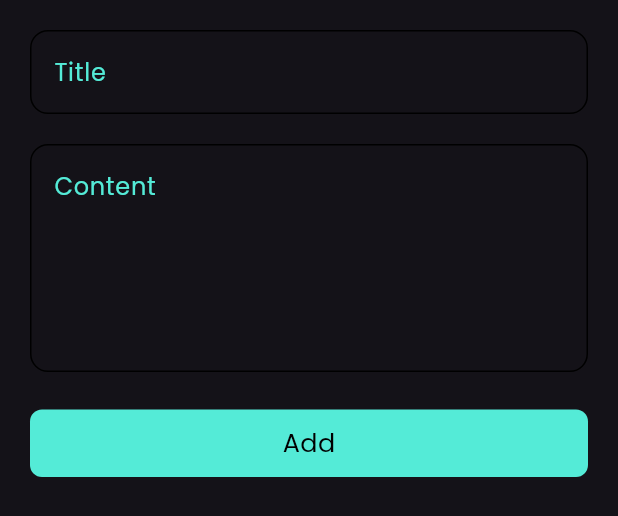
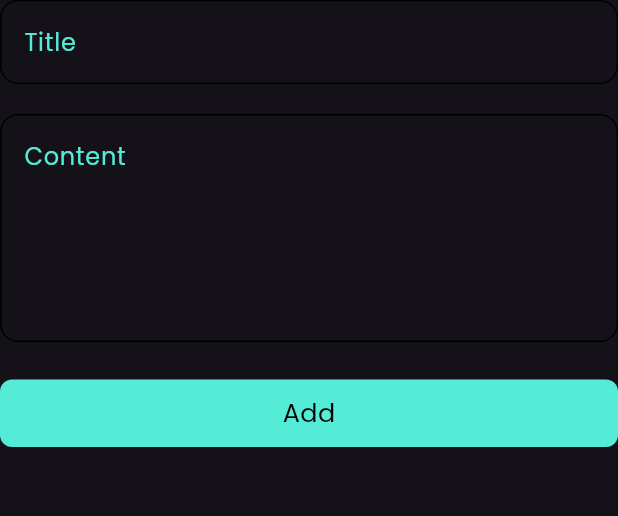
Before and after one commit to Ashraf0Sherif/notes_app, a Flutter app: the AddNoteForm widget shown alone on an empty page, opened directly, on a phone screen of 412 x 824 dp. Shown: the top 516 px of the screen. Run offline on Flutter 3.47's test engine with Material 3 defaults, Android fonts, the phone set to English and light mode, and no system bars; our stand-ins replace bloc, flutter_bloc, hive, hive_flutter, modal_progress_hud_nsn; accounts and stored records are empty.

Commit message:
create notes cubit

```diff
--- a/lib/main.dart
+++ b/lib/main.dart
@@ -1,6 +1,5 @@
 import 'package:flutter/material.dart';
 import 'package:hive_flutter/adapters.dart';
-import 'package:notes_app/cubits/cubit/add_note_cubit.dart';
 import 'package:notes_app/models/note_model.dart';
 import 'package:notes_app/simple_bloc_observer.dart';
 import 'package:notes_app/views/notes_view.dart';
--- a/lib/views/notes_view.dart
+++ b/lib/views/notes_view.dart
@@ -1,9 +1,9 @@
 import 'package:flutter/cupertino.dart';
 import 'package:flutter/material.dart';
 import 'package:flutter_bloc/flutter_bloc.dart';
-import 'package:notes_app/cubits/cubit/add_note_cubit.dart';
 import 'package:notes_app/views/notes_view_body.dart';
 
+import '../cubits/add_note_cubit/add_note_cubit.dart';
 import '../widgets/add_note_bottom_sheet.dart';
 
 class NotesView extends StatelessWidget {
--- a/lib/widgets/add_note_form.dart
+++ b/lib/widgets/add_note_form.dart
@@ -1,8 +1,7 @@
-import 'dart:ffi';
 
 import 'package:flutter/material.dart';
 import 'package:flutter_bloc/flutter_bloc.dart';
-import '../cubits/cubit/add_note_cubit.dart';
+import '../cubits/add_note_cubit/add_note_cubit.dart';
 import '../models/note_model.dart';
 import 'custom_button.dart';
 import 'custom_text_field.dart';
@@ -23,9 +22,7 @@ class _AddNoteFormState extends State<AddNoteForm> {
 
   @override
   Widget build(BuildContext context) {
-    return Container(
-      padding: const EdgeInsets.all(20),
-      child: NotificationListener<OverscrollIndicatorNotification>(
+    return NotificationListener<OverscrollIndicatorNotification>(
       onNotification: (overScroll) {
         overScroll.disallowIndicator();
         return true;
@@ -78,7 +75,6 @@ class _AddNoteFormState extends State<AddNoteForm> {
           ],
         ),
       ),
-      ),
     );
   }
 }
```
Also changed, not shown: lib/cubits/notes_cubit/notes_cubit.dart (added, +11 -0 lines), lib/cubits/notes_cubit/notes_state.dart (added, +20 -0 lines), lib/widgets/add_note_bottom_sheet.dart (+9 -2 lines), lib/cubits/add_note_cubit/add_note_cubit.dart (renamed from lib/cubits/cubit/add_note_cubit.dart), lib/cubits/add_note_cubit/add_note_state.dart (renamed from lib/cubits/cubit/add_note_state.dart). Lines whose indentation alone changed are shown as unchanged.
